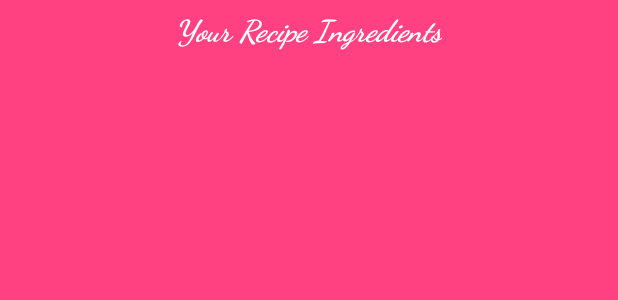
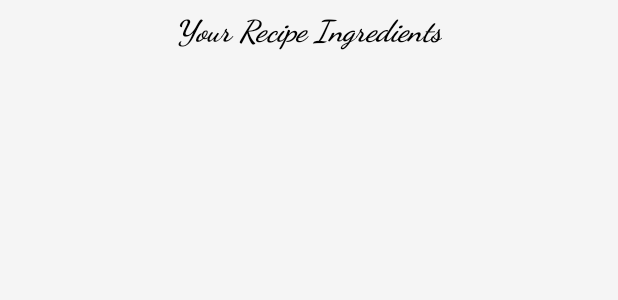
Before and after one commit to xaenimax/Baking_App, an Android app: the layout baking_app_widget_provider.xml on its own in the app's theme, with its tools: preview values and no code run, on a phone screen of 412 x 824 dp. Shown: the top 300 px of the screen. Run offline under Robolectric (Android 15) with nearby library versions, the phone set to English and light mode, and no system bars.

Commit message:
widget is working

```diff
--- a/app/src/main/AndroidManifest.xml
+++ b/app/src/main/AndroidManifest.xml
@@ -37,6 +37,8 @@
                 android:name="android.appwidget.provider"
                 android:resource="@xml/baking_app_widget_provider_info" />
         </receiver>
+        <service android:name=".widget.ListViewService"
+            android:permission="android.permission.BIND_REMOTEVIEWS"/>
     </application>
 
 </manifest>
--- a/app/src/main/java/com/udacity/aenima/bakingapp/ui/recipedetail/DetailActivity.java
+++ b/app/src/main/java/com/udacity/aenima/bakingapp/ui/recipedetail/DetailActivity.java
@@ -142,9 +142,15 @@ public class DetailActivity extends AppCompatActivity implements StepFragment.On
         SharedPreferences.Editor editor = sharedPreferences.edit();
         String content = new Gson().toJson(recipe);
         editor.putString(FAVOURITE_RECIPE_PREFERENCE_KEY, content).commit();
+        //update widget listview items
         AppWidgetManager appWidgetManager = AppWidgetManager.getInstance(this);
         int[] appWidgetIds = appWidgetManager.getAppWidgetIds(new ComponentName(this, BakingAppWidgetProvider.class));
         appWidgetManager.notifyAppWidgetViewDataChanged(appWidgetIds, R.id.ingredient_lv);
+        Intent intent = new Intent(this, BakingAppWidgetProvider.class);
+        intent.setAction(AppWidgetManager.ACTION_APPWIDGET_UPDATE);
+        intent.putExtra(AppWidgetManager.EXTRA_APPWIDGET_IDS, appWidgetIds);
+        //... and widget title
+        sendBroadcast(intent);
         final String message = getString(R.string.recipe_selected_as_favourite);
         runOnUiThread(new Runnable() {
             @Override
--- a/app/src/main/java/com/udacity/aenima/bakingapp/widget/BakingAppWidgetProvider.java
+++ b/app/src/main/java/com/udacity/aenima/bakingapp/widget/BakingAppWidgetProvider.java
@@ -34,7 +34,8 @@ public class BakingAppWidgetProvider extends AppWidgetProvider {
         if(favRecipe != null){
             Recipe recipe = new Gson().fromJson(favRecipe, Recipe.class);
             views.setTextViewText(R.id.appwidget_text, recipe.name );
-
+            Intent serviceIntent = new Intent(context, ListViewService.class);
+            views.setRemoteAdapter(R.id.ingredient_lv, serviceIntent);
 
         }
         Intent intent = new Intent(context, MainActivity.class);
--- a/app/src/main/res/layout/baking_app_widget_provider.xml
+++ b/app/src/main/res/layout/baking_app_widget_provider.xml
@@ -1,7 +1,7 @@
 <RelativeLayout xmlns:android="http://schemas.android.com/apk/res/android"
     android:layout_width="match_parent"
     android:layout_height="match_parent"
-    android:background="#ff4081"
+    android:background="@color/colorAccent"
     android:padding="@dimen/widget_margin">
 
     <TextView
@@ -11,12 +11,11 @@
         android:layout_centerHorizontal="true"
         android:layout_centerVertical="false"
         android:layout_margin="8dp"
-        android:background="#ff4081"
+        android:textColor="@android:color/primary_text_light"
         android:contentDescription="@string/appwidget_text"
         android:fontFamily="cursive"
         android:text="@string/appwidget_text"
         android:textAlignment="center"
-        android:textColor="#ffffff"
         android:textSize="20sp"
         android:textStyle="bold|italic" />
     <ListView
--- a/app/src/main/res/layout/ingredient_item.xml
+++ b/app/src/main/res/layout/ingredient_item.xml
@@ -10,7 +10,8 @@
     android:layout_margin="20dp"
     android:layout_width="wrap_content"
     android:layout_height="wrap_content"
-    android:src="@drawable/ingredients"/>
+    android:src="@drawable/ingredients"
+    />
     <TextView
         android:id="@+id/ingredient_name_tv"
         android:layout_width="match_parent"
@@ -19,5 +20,6 @@
         android:layout_marginEnd="20dp"
         android:layout_marginRight="20dp"
         android:textSize="20sp"
+        android:textColor="@android:color/primary_text_light"
         android:fontFamily="cursive"/>
 </LinearLayout>
```
Also changed, not shown: app/src/main/java/com/udacity/aenima/bakingapp/widget/ListViewService.java (+6 -4 lines).
